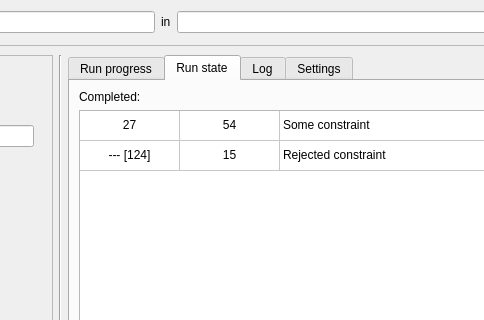
First picture: the form in gui/mainwindow.ui, repository gradgrind/fetrunner, before the edit; both pictures show x 220 to 704 and y 0 to 320 of the 1120 by 793 pixel window.
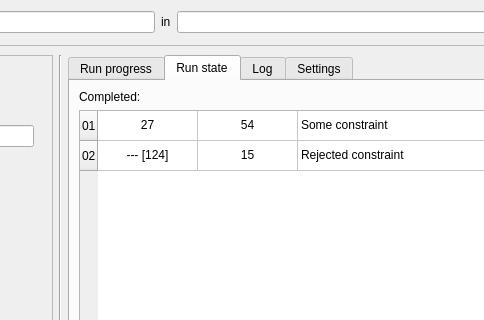
Second picture: the form after the edit. The open tabs and pages were chosen to show the change.

Diff of the .ui file:
```diff
--- a/gui/mainwindow.ui
+++ b/gui/mainwindow.ui
@@ -819,16 +819,16 @@
              <bool>true</bool>
             </attribute>
             <attribute name="verticalHeaderVisible">
-             <bool>false</bool>
+             <bool>true</bool>
             </attribute>
             <row>
              <property name="text">
-              <string>New Row</string>
+              <string>01</string>
              </property>
             </row>
             <row>
              <property name="text">
-              <string>New Row</string>
+              <string>02</string>
              </property>
             </row>
             <column>
```
